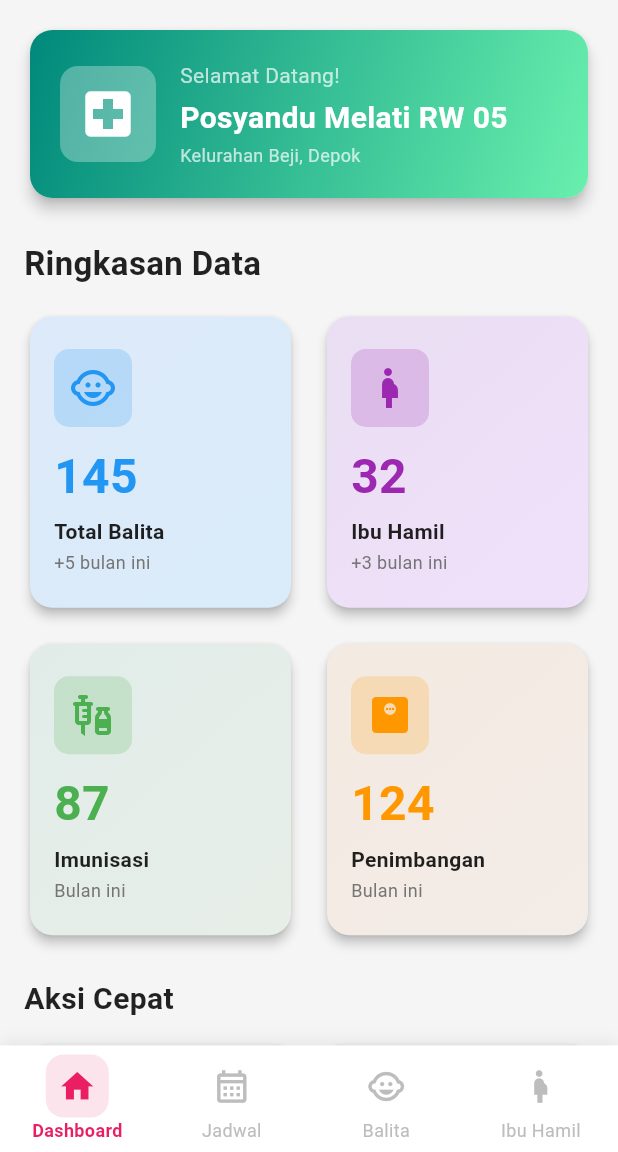
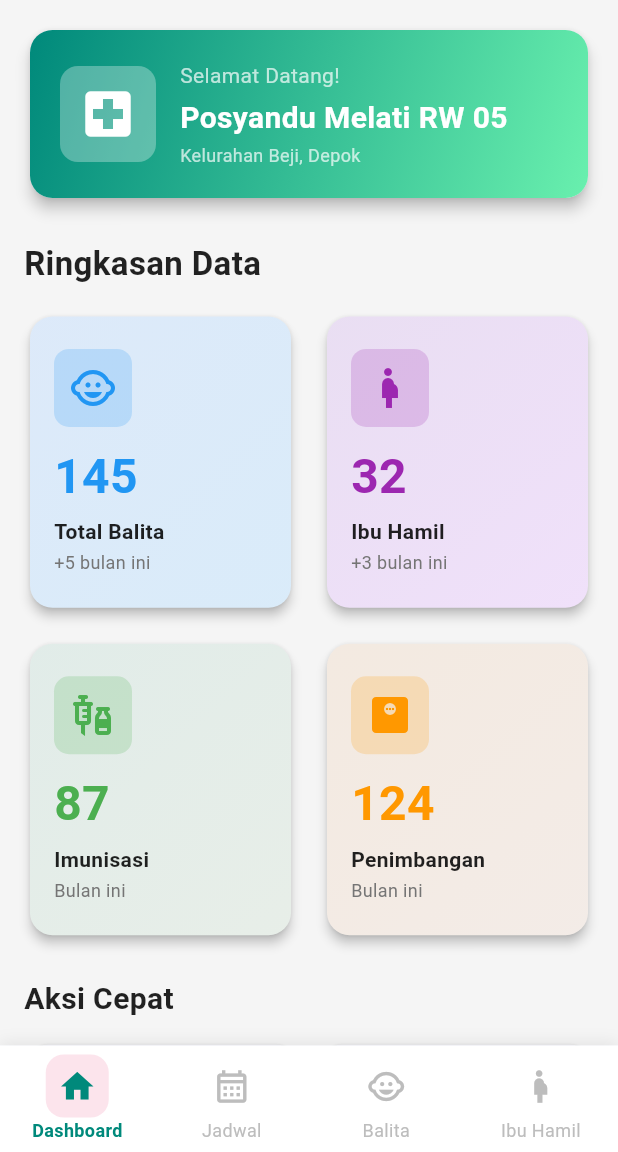
Before and after one commit to aqshal004/project_ppkd, a Flutter app: the BottomNav screen opened by its route, in the side drawer, after a tap on "Dashboard", on a phone screen of 412 x 824 dp, the part 84-1236 px from its top. Run offline on Flutter 3.47's test engine with Material 3 defaults, Android fonts, the light colour scheme and no system bars; our stand-ins replace shared_preferences, sqflite; accounts and stored records are empty.

Commit message:
change color tadi red ada yang teal

```diff
--- a/lib/view/admin/anak_page.dart
+++ b/lib/view/admin/anak_page.dart
@@ -176,12 +176,12 @@ class _AnakPageState extends State<AnakPage> {
   @override
   Widget build(BuildContext context) {
     return Scaffold(
-      appBar: AppBar(
-        title: const Text('Data Anak'),
-        backgroundColor: Colors.pink,
-      ),
+      // appBar: AppBar(
+      //   title: const Text('Data Anak'),
+      //   backgroundColor: Colors.teal,
+      // ),
       floatingActionButton: FloatingActionButton(
-        backgroundColor: Colors.pink,
+        backgroundColor: Colors.teal,
         onPressed: () => _showForm(),
         child: const Icon(Icons.add),
       ),
@@ -219,7 +219,7 @@ class _AnakPageState extends State<AnakPage> {
                         onPressed: () => _showForm(anak: a),
                       ),
                       IconButton(
-                        icon: const Icon(Icons.delete, color: Colors.red),
+                        icon: const Icon(Icons.delete, color: Colors.teal),
                         onPressed: () => _delete(a.id!),
                       ),
                     ],
--- a/lib/view/bottom_nav.dart
+++ b/lib/view/bottom_nav.dart
@@ -60,7 +60,7 @@ class _BottomNavState extends State<BottomNav> {
               _currentIndex = index;
             });
           },
-          selectedItemColor: Colors.pink,
+          selectedItemColor: Colors.teal.shade600,
           unselectedItemColor: Colors.grey.shade400,
           selectedFontSize: 12,
           unselectedFontSize: 12,
--- a/lib/view/drawer.dart
+++ b/lib/view/drawer.dart
@@ -19,7 +19,7 @@ class DrawerWidget extends StatelessWidget {
                 DrawerHeader(
                   decoration: const BoxDecoration(
                     gradient: LinearGradient(
-                      colors: [Colors.pink, Colors.pinkAccent],
+                      colors: [Colors.teal, Colors.teal],
                       begin: Alignment.topLeft,
                       end: Alignment.bottomRight,
                     ),
@@ -34,7 +34,7 @@ class DrawerWidget extends StatelessWidget {
                         child: Icon(
                           Icons.local_hospital,
                           size: 35,
-                          color: Colors.pink,
+                          color: Colors.teal,
                         ),
                       ),
                       const SizedBox(height: 10),
@@ -91,7 +91,7 @@ class DrawerWidget extends StatelessWidget {
 
                 // Menu Laporan
                 ListTile(
-                  leading: const Icon(Icons.description, color: Colors.pink),
+                  leading: const Icon(Icons.description, color: Colors.teal),
                   title: const Text('Laporan'),
                   trailing: const Icon(Icons.arrow_forward_ios, size: 16),
                   onTap: () {
@@ -105,7 +105,7 @@ class DrawerWidget extends StatelessWidget {
 
                 // Menu Stok Obat & Vitamin
                 ListTile(
-                  leading: const Icon(Icons.inventory, color: Colors.pink),
+                  leading: const Icon(Icons.inventory, color: Colors.teal),
                   title: const Text('Stok Obat & Vitamin'),
                   trailing: const Icon(Icons.arrow_forward_ios, size: 16),
                   onTap: () {
@@ -119,7 +119,7 @@ class DrawerWidget extends StatelessWidget {
 
                 // Menu Notifikasi Imunisasi
                 ListTile(
-                  leading: const Icon(Icons.notifications, color: Colors.pink),
+                  leading: const Icon(Icons.notifications, color: Colors.teal),
                   title: const Text('Notifikasi Imunisasi'),
                   trailing: Container(
                     padding: const EdgeInsets.all(6),
@@ -149,7 +149,7 @@ class DrawerWidget extends StatelessWidget {
 
                 // Menu Bantuan
                 ListTile(
-                  leading: const Icon(Icons.help_outline, color: Colors.pink),
+                  leading: const Icon(Icons.help_outline, color: Colors.teal),
                   title: const Text('Bantuan'),
                   trailing: const Icon(Icons.arrow_forward_ios, size: 16),
                   onTap: () {
@@ -163,7 +163,7 @@ class DrawerWidget extends StatelessWidget {
 
                 // Menu Tentang Aplikasi
                 ListTile(
-                  leading: const Icon(Icons.info_outline, color: Colors.pink),
+                  leading: const Icon(Icons.info_outline, color: Colors.teal),
                   title: const Text('Tentang Aplikasi'),
                   trailing: const Icon(Icons.arrow_forward_ios, size: 16),
                   onTap: () {
@@ -228,7 +228,7 @@ class DrawerWidget extends StatelessWidget {
     required int index,
   }) {
     return ListTile(
-      leading: Icon(icon, color: Colors.pink),
+      leading: Icon(icon, color: Colors.teal),
       title: Text(title),
       trailing: const Icon(Icons.arrow_forward_ios, size: 16),
       onTap: () {
@@ -251,7 +251,7 @@ class DrawerWidget extends StatelessWidget {
       builder: (context) => AlertDialog(
         title: Row(
           children: const [
-            Icon(Icons.local_hospital, color: Colors.pink),
+            Icon(Icons.local_hospital, color: Colors.teal),
             SizedBox(width: 8),
             Text("Posyandu Digital"),
           ],
--- a/lib/view/login_posyandu.dart
+++ b/lib/view/login_posyandu.dart
@@ -452,7 +452,7 @@ class _LoginPosyanduWidgetState extends State<LoginPosyanduWidget> {
                                     // Login logic here
                                     await PreferencesHandler.saveLogin(true);
                                     await PreferencesHandler.saveRole(user.role ?? 'user'); // "admin" atau "user"
-                                    await PreferencesHandler.saveUserData(user.name!, user.email!,);
+                                    await PreferencesHandler.saveUserData(user.name!, user.email!, user.nomorHp!, user.alamat!,);
                                     if (user.role == 'admin') {
                                       // Masuk sebagai admin
                                       Navigator.pushNamed(
--- a/lib/view/user/edit_profil.dart
+++ b/lib/view/user/edit_profil.dart
@@ -40,6 +40,8 @@ class _EditProfilPageState extends State<EditProfilPage> {
     await PreferencesHandler.saveUserData(
       nameController.text,
       emailController.text,
+      nomorhpController.text,
+      alamatController.text,
     );
 
     // Setelah saveUserData(...)
```
Also changed, not shown: lib/preferences/preferences_handler.dart (+6 -1 lines), lib/view/register_screen.dart (+11 -0 lines).
